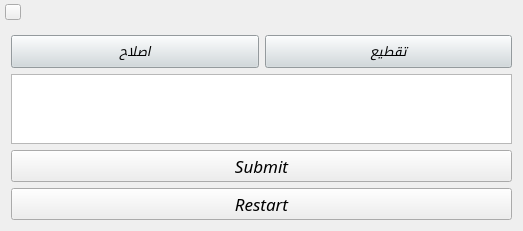
Chashm-e-Afreen/The-Digital-Prosodist, file CustomWindow.ui: the form before one commit.
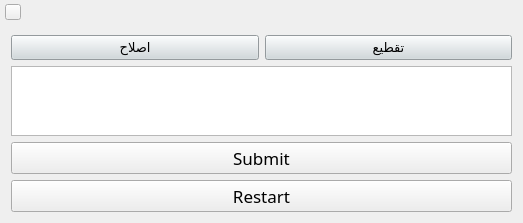
The form after the commit. Icons and pictures are not drawn.

Diff of the .ui file:
```diff
--- a/CustomWindow.ui
+++ b/CustomWindow.ui
@@ -234,6 +234,12 @@
    </item>
    <item>
     <widget class="QWidget" name="centralWidget" native="true">
+     <property name="font">
+      <font>
+       <family>Alegreya</family>
+       <italic>false</italic>
+      </font>
+     </property>
      <layout class="QVBoxLayout" name="verticalLayout_2">
       <item>
        <layout class="QHBoxLayout" name="horizontalLayout_2"/>
```
Left out of the diff: 6 changed lines with no effect on the pictures.
